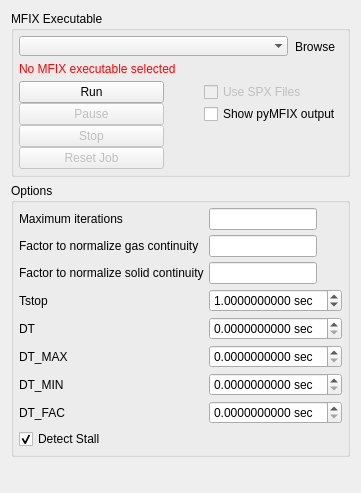
This is gui/uifiles/run.ui in truongd8593/mfix as Qt 5 draws it before an edit. The edited form follows.
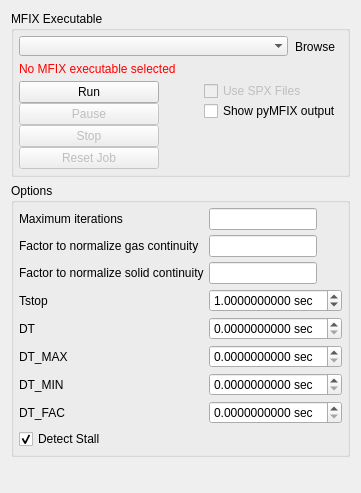
This is the edited form. Custom widgets are drawn as their Qt base class.

Commit message: run.ui layout tweaks, leave pymfix output checkbox visible

Patch:
```diff
--- a/gui/uifiles/run.ui
+++ b/gui/uifiles/run.ui
@@ -260,10 +260,10 @@
      </property>
     </spacer>
    </item>
-   <item row="1" column="0" rowspan="2">
+   <item row="1" column="0" rowspan="6">
     <widget class="QGroupBox" name="groupBox_2">
      <property name="sizePolicy">
-      <sizepolicy hsizetype="Preferred" vsizetype="Maximum">
+      <sizepolicy hsizetype="Preferred" vsizetype="Preferred">
        <horstretch>0</horstretch>
        <verstretch>0</verstretch>
       </sizepolicy>
@@ -748,8 +748,14 @@
         </property>
        </widget>
       </item>
-      <item row="0" column="0">
+      <item row="0" column="0" colspan="2">
        <widget class="QFrame" name="frame">
+        <property name="sizePolicy">
+         <sizepolicy hsizetype="MinimumExpanding" vsizetype="Preferred">
+          <horstretch>0</horstretch>
+          <verstretch>0</verstretch>
+         </sizepolicy>
+        </property>
         <property name="frameShape">
          <enum>QFrame::NoFrame</enum>
         </property>
@@ -769,7 +775,7 @@
          <item row="0" column="0">
           <widget class="ComboBox" name="combobox_mfix_exes">
            <property name="sizePolicy">
-            <sizepolicy hsizetype="Minimum" vsizetype="Fixed">
+            <sizepolicy hsizetype="MinimumExpanding" vsizetype="Fixed">
              <horstretch>0</horstretch>
              <verstretch>0</verstretch>
             </sizepolicy>
@@ -818,7 +824,7 @@
         </layout>
        </widget>
       </item>
-      <item row="2" column="0">
+      <item row="5" column="0">
        <widget class="QFrame" name="frame_29">
         <property name="frameShape">
          <enum>QFrame::NoFrame</enum>
@@ -833,7 +839,47 @@
          <property name="spacing">
           <number>0</number>
          </property>
+         <item row="2" column="1">
+          <spacer name="horizontalSpacer">
+           <property name="orientation">
+            <enum>Qt::Horizontal</enum>
+           </property>
+           <property name="sizeType">
+            <enum>QSizePolicy::Preferred</enum>
+           </property>
+           <property name="sizeHint" stdset="0">
+            <size>
+             <width>40</width>
+             <height>20</height>
+            </size>
+           </property>
+          </spacer>
+         </item>
          <item row="2" column="0">
+          <widget class="QFrame" name="frame_3">
+           <property name="sizePolicy">
+            <sizepolicy hsizetype="MinimumExpanding" vsizetype="Preferred">
+             <horstretch>0</horstretch>
+             <verstretch>0</verstretch>
+            </sizepolicy>
+           </property>
+           <property name="frameShape">
+            <enum>QFrame::NoFrame</enum>
+           </property>
+           <property name="frameShadow">
+            <enum>QFrame::Plain</enum>
+           </property>
+           <property name="lineWidth">
+            <number>0</number>
+           </property>
+           <layout class="QVBoxLayout" name="verticalLayout_2">
+            <property name="spacing">
+             <number>0</number>
+            </property>
+            <property name="margin">
+             <number>0</number>
+            </property>
+            <item>
           <widget class="QPushButton" name="button_run_mfix">
            <property name="enabled">
             <bool>true</bool>
@@ -849,7 +895,23 @@
            </property>
           </widget>
          </item>
-         <item row="4" column="0">
+            <item>
+             <widget class="QPushButton" name="button_pause_mfix">
+              <property name="enabled">
+               <bool>false</bool>
+              </property>
+              <property name="sizePolicy">
+               <sizepolicy hsizetype="Minimum" vsizetype="Minimum">
+                <horstretch>0</horstretch>
+                <verstretch>0</verstretch>
+               </sizepolicy>
+              </property>
+              <property name="text">
+               <string>Pause</string>
+              </property>
+             </widget>
+            </item>
+            <item>
           <widget class="QPushButton" name="button_stop_mfix">
            <property name="enabled">
             <bool>false</bool>
@@ -865,7 +927,7 @@
            </property>
           </widget>
          </item>
-         <item row="5" column="0">
+            <item>
           <widget class="QPushButton" name="button_reset_mfix">
            <property name="enabled">
             <bool>false</bool>
@@ -884,13 +946,37 @@
            </property>
           </widget>
          </item>
-         <item row="2" column="2">
+           </layout>
+          </widget>
+         </item>
+        </layout>
+       </widget>
+      </item>
+      <item row="5" column="1">
+       <widget class="QFrame" name="frame_2">
+        <property name="frameShape">
+         <enum>QFrame::NoFrame</enum>
+        </property>
+        <property name="frameShadow">
+         <enum>QFrame::Plain</enum>
+        </property>
+        <property name="lineWidth">
+         <number>0</number>
+        </property>
+        <layout class="QVBoxLayout" name="verticalLayout">
+         <property name="spacing">
+          <number>0</number>
+         </property>
+         <property name="margin">
+          <number>0</number>
+         </property>
+         <item>
           <widget class="QCheckBox" name="use_spx_checkbox">
            <property name="enabled">
             <bool>false</bool>
            </property>
            <property name="sizePolicy">
-            <sizepolicy hsizetype="Minimum" vsizetype="Minimum">
+            <sizepolicy hsizetype="Minimum" vsizetype="Preferred">
              <horstretch>0</horstretch>
              <verstretch>0</verstretch>
             </sizepolicy>
@@ -906,36 +992,7 @@
            </property>
           </widget>
          </item>
-         <item row="3" column="0">
-          <widget class="QPushButton" name="button_pause_mfix">
-           <property name="enabled">
-            <bool>false</bool>
-           </property>
-           <property name="sizePolicy">
-            <sizepolicy hsizetype="Minimum" vsizetype="Minimum">
-             <horstretch>0</horstretch>
-             <verstretch>0</verstretch>
-            </sizepolicy>
-           </property>
-           <property name="text">
-            <string>Pause</string>
-           </property>
-          </widget>
-         </item>
-         <item row="2" column="1">
-          <spacer name="horizontalSpacer">
-           <property name="orientation">
-            <enum>Qt::Horizontal</enum>
-           </property>
-           <property name="sizeHint" stdset="0">
-            <size>
-             <width>40</width>
-             <height>20</height>
-            </size>
-           </property>
-          </spacer>
-         </item>
-         <item row="3" column="2">
+         <item>
           <widget class="QCheckBox" name="checkbox_pymfix_output">
            <property name="enabled">
             <bool>true</bool>
@@ -945,6 +1002,19 @@
            </property>
           </widget>
          </item>
+         <item>
+          <spacer name="verticalSpacer">
+           <property name="orientation">
+            <enum>Qt::Vertical</enum>
+           </property>
+           <property name="sizeHint" stdset="0">
+            <size>
+             <width>20</width>
+             <height>40</height>
+            </size>
+           </property>
+          </spacer>
+         </item>
         </layout>
        </widget>
       </item>
```
Lines whose indentation alone changed are shown as unchanged. The commit also changes 1 other file.
